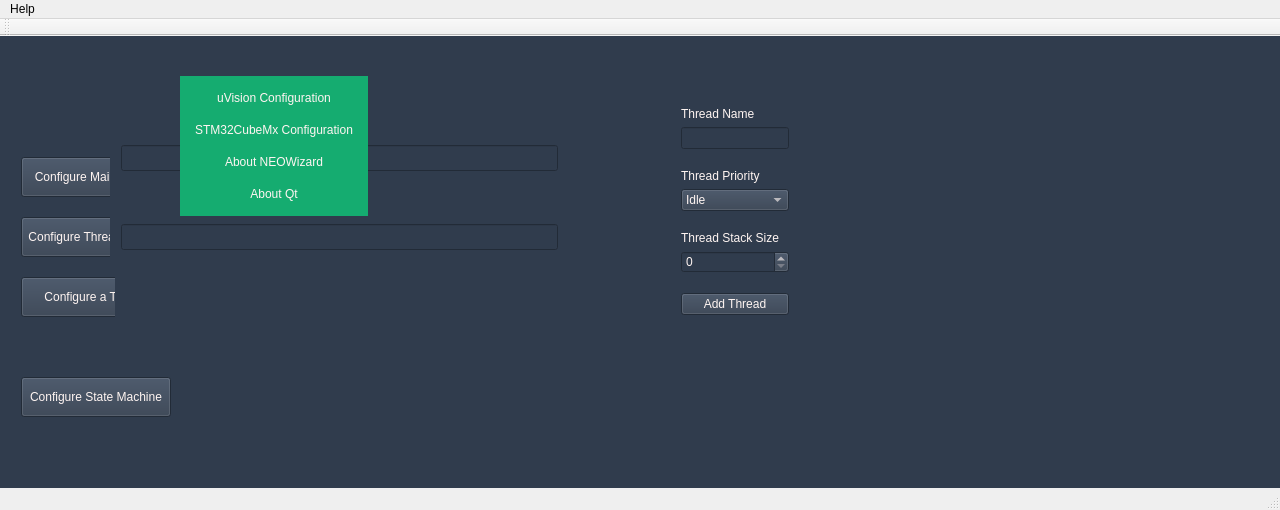
The window that Source/NFWizard2.ui (lreyesm/NEOWizard) describes before a commit, drawn with Qt 5.
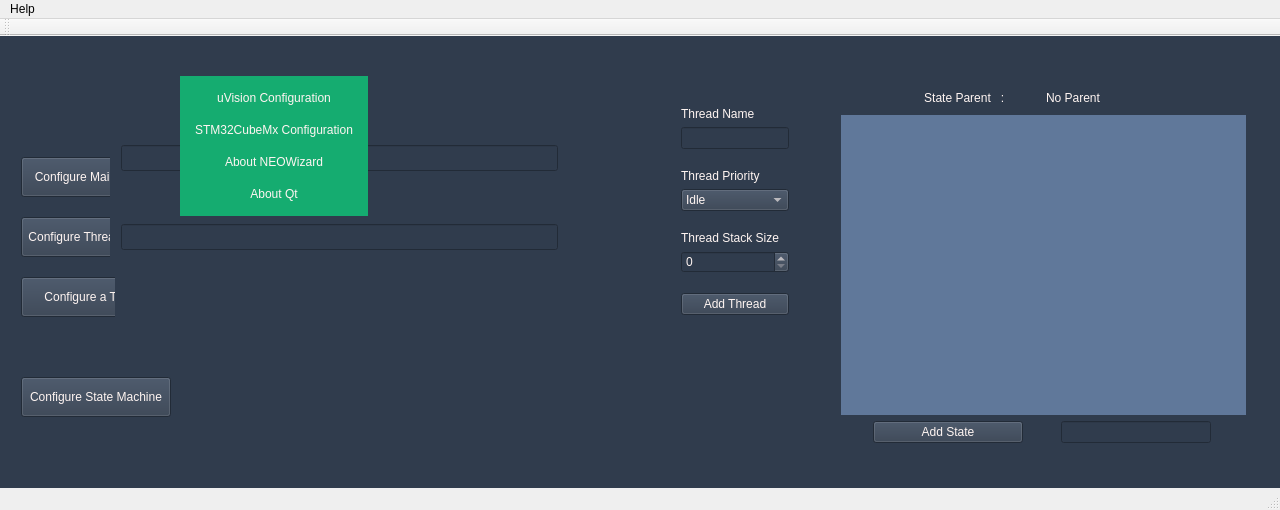
The same window after the commit. Icons and pictures are not drawn.

Patch:
```diff
--- a/Source/NFWizard2.ui
+++ b/Source/NFWizard2.ui
@@ -1104,15 +1104,108 @@
      </item>
     </layout>
    </widget>
-   <widget class="QWidget" name="widget_states" native="true">
+   <widget class="QWidget" name="widget_layout_state_machine" native="true">
     <property name="geometry">
      <rect>
-      <x>330</x>
-      <y>230</y>
-      <width>341</width>
-      <height>91</height>
+      <x>830</x>
+      <y>40</y>
+      <width>425</width>
+      <height>378</height>
      </rect>
     </property>
+    <layout class="QVBoxLayout" name="verticalLayout_12">
+     <item>
+      <layout class="QVBoxLayout" name="verticalLayout_11">
+       <property name="sizeConstraint">
+        <enum>QLayout::SetFixedSize</enum>
+       </property>
+       <item>
+        <layout class="QHBoxLayout" name="horizontalLayout_7">
+         <property name="sizeConstraint">
+          <enum>QLayout::SetFixedSize</enum>
+         </property>
+         <item>
+          <widget class="QLabel" name="l_state_parent_tag">
+           <property name="styleSheet">
+            <string notr="true">font: 11pt &quot;Segoe UI&quot;;
+color: rgb(255, 245, 242);</string>
+           </property>
+           <property name="text">
+            <string>                         State Parent   :</string>
+           </property>
+          </widget>
+         </item>
+         <item>
+          <widget class="QLabel" name="l_name_current_state">
+           <property name="styleSheet">
+            <string notr="true">font: 11pt &quot;Segoe UI&quot;;
+color: rgb(255, 245, 242);</string>
+           </property>
+           <property name="text">
+            <string>No Parent</string>
+           </property>
+          </widget>
+         </item>
+        </layout>
+       </item>
+       <item>
+        <widget class="QWidget" name="widget_states" native="true">
+         <property name="enabled">
+          <bool>true</bool>
+         </property>
+         <property name="minimumSize">
+          <size>
+           <width>405</width>
+           <height>300</height>
+          </size>
+         </property>
+         <property name="maximumSize">
+          <size>
+           <width>407</width>
+           <height>300</height>
+          </size>
+         </property>
+         <property name="styleSheet">
+          <string notr="true">background-color: rgb(96, 120, 154);</string>
+         </property>
+        </widget>
+       </item>
+       <item>
+        <layout class="QHBoxLayout" name="horizontalLayout_6">
+         <item>
+          <widget class="QPushButton" name="pb_add_state">
+           <property name="maximumSize">
+            <size>
+             <width>150</width>
+             <height>16777215</height>
+            </size>
+           </property>
+           <property name="styleSheet">
+            <string notr="true">font: 12pt &quot;Segoe UI&quot;;
+border-color: rgb(21, 172, 112);
+color: rgb(255, 245, 242);
+</string>
+           </property>
+           <property name="text">
+            <string>Add State</string>
+           </property>
+          </widget>
+         </item>
+         <item>
+          <widget class="QLineEdit" name="le_state_name">
+           <property name="maximumSize">
+            <size>
+             <width>150</width>
+             <height>16777215</height>
+            </size>
+           </property>
+          </widget>
+         </item>
+        </layout>
+       </item>
+      </layout>
+     </item>
+    </layout>
    </widget>
    <zorder>widget_options_thread_options</zorder>
    <zorder>widget_options_buttons</zorder>
```
Left out of the diff: 2 changed lines with no effect on the pictures.
